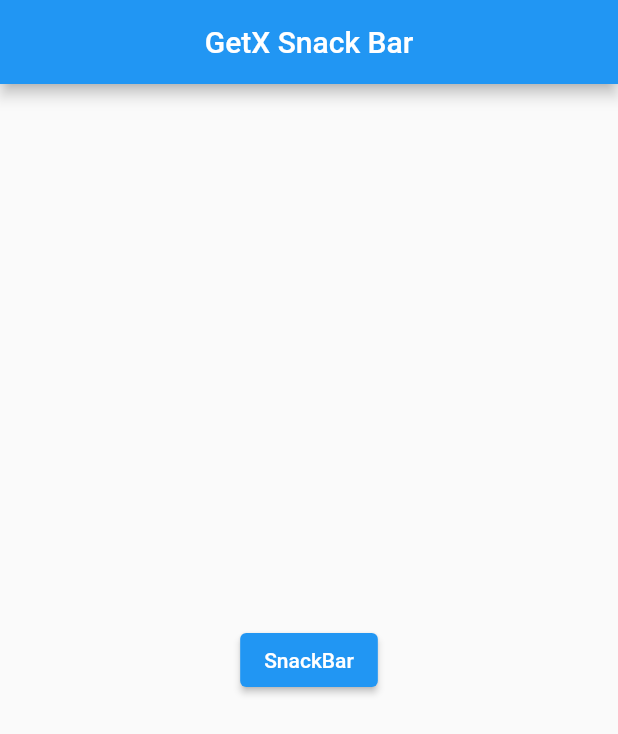
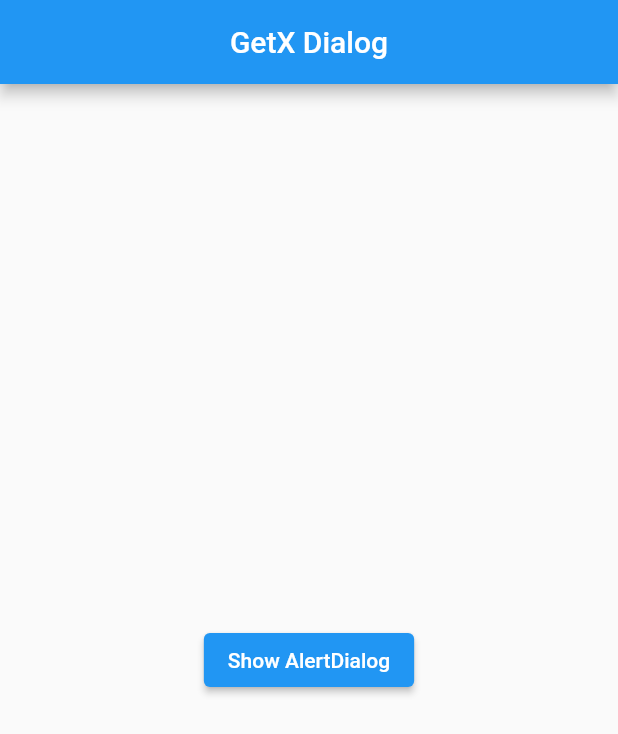
Before and after one commit to rifkytecoder/flutter_basic_7, a Flutter app: the screen it shows after launch, on a phone screen of 412 x 824 dp. Shown: the top 734 px of the screen. Run offline on Flutter 3.47's test engine with Material 2 defaults, Android fonts, the phone set to English and light mode, and no system bars; our stand-ins replace get.

Commit message:
learn GetX Dialog with comparison Dialog default Flutter

```diff
--- a/lib/main.dart
+++ b/lib/main.dart
@@ -1,7 +1,7 @@
 import 'package:flutter/material.dart';
 import 'package:get/get.dart';
 
-import 'section_7_getx/2_getx_snackbar.dart';
+import 'section_7_getx/3_getx_dialog.dart';
 
 void main() => runApp(const MyApp());
 
@@ -12,18 +12,7 @@
   Widget build(BuildContext context) {
     return const GetMaterialApp(
       debugShowCheckedModeBanner: false,
-      home: SnackBarPage(),
+      home: GetxDialogPage(),
     );
   }
 }
-
-class SnackBarPage extends StatelessWidget {
-  const SnackBarPage({
-    Key? key,
-  }) : super(key: key);
-
-  @override
-  Widget build(BuildContext context) {
-    return const GetxSnackBarPage();
-  }
-}
--- /dev/null
+++ b/lib/section_7_getx/3_getx_dialog.dart
@@ -0,0 +1,65 @@
+import 'package:flutter/material.dart';
+import 'package:get/get.dart';
+
+class GetxDialogPage extends StatelessWidget {
+  const GetxDialogPage({super.key});
+
+  @override
+  Widget build(BuildContext context) {
+    return Scaffold(
+      appBar: AppBar(
+        title: const Text('GetX Dialog'),
+        centerTitle: true,
+      ),
+      body: Center(
+        child: ElevatedButton(
+          onPressed: () {
+            print('Klick');
+
+            // todo Dialog Default Flutter
+            // showDialog(
+            //   context: context,
+            //   builder: (context) => AlertDialog(
+            //     shape: RoundedRectangleBorder(
+            //         borderRadius: BorderRadius.circular(15)),
+            //     title: const Text('AlertDialog'),
+            //     content: const Text(
+            //         'Ini adalah sebuah description dari AlertDialog'),
+            //     actions: [
+            //       TextButton(onPressed: () {}, child: const Text('Oke')),
+            //       TextButton(onPressed: () {}, child: const Text('Cancel')),
+            //     ],
+            //   ),
+            // );
+
+            //todo GetX Dialog Opsi 1
+            Get.defaultDialog(
+              title: 'AlertDialog',
+              middleText: 'Ini adalah sebuah description dari GetX AlertDialog',
+              actions: [
+                TextButton(onPressed: () {}, child: const Text('Oke')),
+                TextButton(onPressed: () {}, child: const Text('Cancel'))
+              ],
+            );
+
+            // todo Opsi 2
+            // Get.dialog(
+            //   AlertDialog(
+            //     shape: RoundedRectangleBorder(
+            //         borderRadius: BorderRadius.circular(15)),
+            //     title: const Text('AlertDialog'),
+            //     content: const Text(
+            //         'Ini adalah sebuah description dari Getx AlertDialog'),
+            //     actions: [
+            //       TextButton(onPressed: () {}, child: const Text('Oke')),
+            //       TextButton(onPressed: () {}, child: const Text('Cancel')),
+            //     ],
+            //   ),
+            // );
+          },
+          child: const Text('Show AlertDialog'),
+        ),
+      ),
+    );
+  }
+}
```
